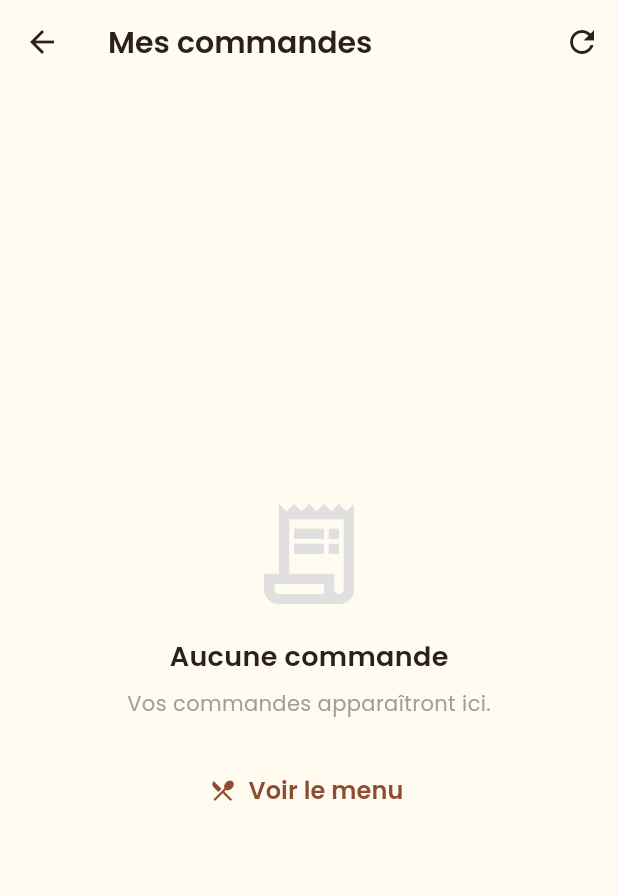
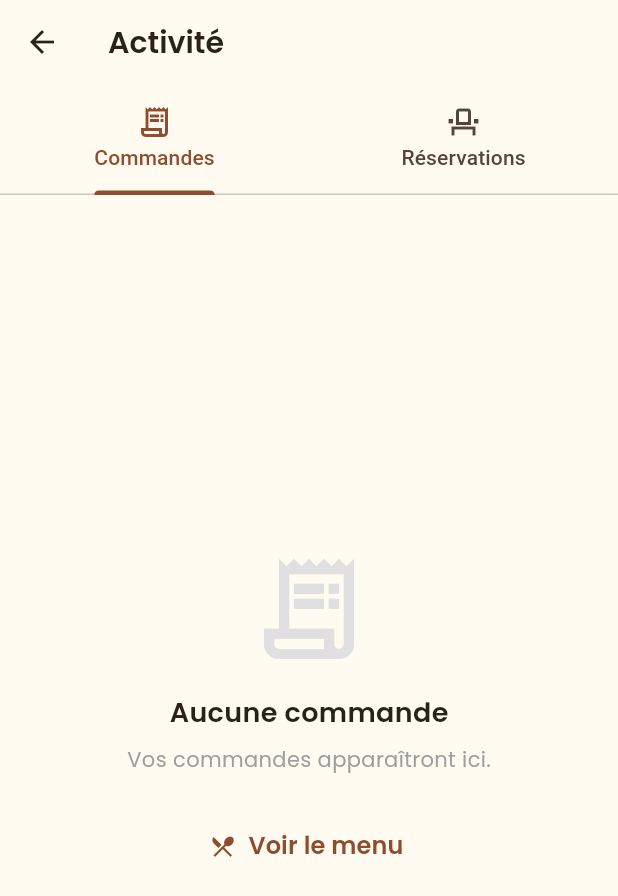
Before and after one commit to anasbenrjab/Projet_D-veloppement_Mobile_5SAE1, a Flutter app: the ClientHomeScreen screen opened by its route, item 4 of the bottom bar chosen, on a phone screen of 412 x 824 dp. Shown: the top 896 px of the screen. Run offline on Flutter 3.47's test engine with Material 3 defaults, Android fonts, the phone set to English and light mode, and no system bars; our stand-ins replace flutter_map, flutter_riverpod, flutter_secure_storage, google_fonts, image_picker, latlong2 and 2 more; missing offline and left inert: cryptography; accounts and stored records are empty.

Commit message:
feat(module3): wire events and reservations into TableGo navigation
- Restaurant space: new 'Reservations' tab (Module 3 home: Demandes,
  Affluence IA, Evenements) between Commandes and Mon restaurant.
- Client, inside a restaurant: new 'Reserver' tab (upcoming events read-only,
  the client's reservations there, Reserver button).
- Client home 'Activite' -> ActivityScreen: Commandes (Module 2) and
  Reservations (Module 3), all restaurants. Route /my-orders -> /activity.
- flutter_localizations + French Material localizations (Module 3's date
  picker uses Locale('fr')); intl ^0.19.0 -> ^0.20.3, required by
  flutter_localizations.
- docs/module3-evenements-reservations.md replaces the default README.

```diff
--- a/tablego/lib/core/constants/routes.dart
+++ b/tablego/lib/core/constants/routes.dart
@@ -21,7 +21,10 @@ class Routes {
   static const String restaurants          = '/restaurants';
   static const String restaurantMenu       = '/restaurant-menu';
   static const String restaurantHome       = '/restaurant';
-  static const String myOrders             = '/my-orders';
+  static const String activity             = '/activity';
+
+  // Module 3 — événements + réservations: tabs of the shells above and of
+  // the client activity screen (no routes of their own).
 
   /// Landing route for an authenticated user: restaurant accounts go to
   /// their restaurant space (dishes, orders, profile…), everyone else to the
--- /dev/null
+++ b/tablego/lib/features/activity/presentation/activity_screen.dart
@@ -0,0 +1,34 @@
+import 'package:flutter/material.dart';
+
+import '../../commande/presentation/screens/order_history_screen.dart';
+import '../../events/screens/module3_entrees.dart';
+
+/// Client « Activité »: the client's orders (Module 2) and table
+/// reservations (Module 3), every restaurant.
+class ActivityScreen extends StatelessWidget {
+  const ActivityScreen({super.key});
+
+  @override
+  Widget build(BuildContext context) {
+    return DefaultTabController(
+      length: 2,
+      child: Scaffold(
+        appBar: AppBar(
+          title: const Text('Activité'),
+          bottom: const TabBar(
+            tabs: [
+              Tab(text: 'Commandes', icon: Icon(Icons.receipt_long_outlined)),
+              Tab(text: 'Réservations', icon: Icon(Icons.event_seat_outlined)),
+            ],
+          ),
+        ),
+        body: const TabBarView(
+          children: [
+            OrderHistoryScreen(standalone: false),
+            MesReservationsScreen(),
+          ],
+        ),
+      ),
+    );
+  }
+}
--- a/tablego/lib/features/auth/presentation/screens/client_home_screen.dart
+++ b/tablego/lib/features/auth/presentation/screens/client_home_screen.dart
@@ -42,7 +42,7 @@ class _ClientHomeScreenState extends ConsumerState<ClientHomeScreen> {
       return;
     }
     if (index == 3) {
-      Navigator.of(context).pushNamed(Routes.myOrders);
+      Navigator.of(context).pushNamed(Routes.activity);
       return;
     }
     if (index == 4) {
--- a/tablego/pubspec.yaml
+++ b/tablego/pubspec.yaml
@@ -10,6 +10,10 @@ dependencies:
   flutter:
     sdk: flutter
   cupertino_icons: ^1.0.8
+
+  # Material widgets in French (Module 3's date picker uses Locale('fr'))
+  flutter_localizations:
+    sdk: flutter
 
   # Web services (DiceBear avatars)
   http: ^1.2.2
@@ -48,7 +52,7 @@ dependencies:
   google_fonts: ^6.2.1
 
   # Utils
-  intl: ^0.19.0
+  intl: ^0.20.3
 
 dev_dependencies:
   flutter_test:
```
Also changed, not shown: tablego/lib/features/commande/presentation/navigation.dart (+8 -1 lines), tablego/lib/features/commande/presentation/screens/module2_shells.dart (+17 -1 lines), tablego/lib/main.dart (+10 -2 lines), tablego/pubspec.lock, 1 other file.
